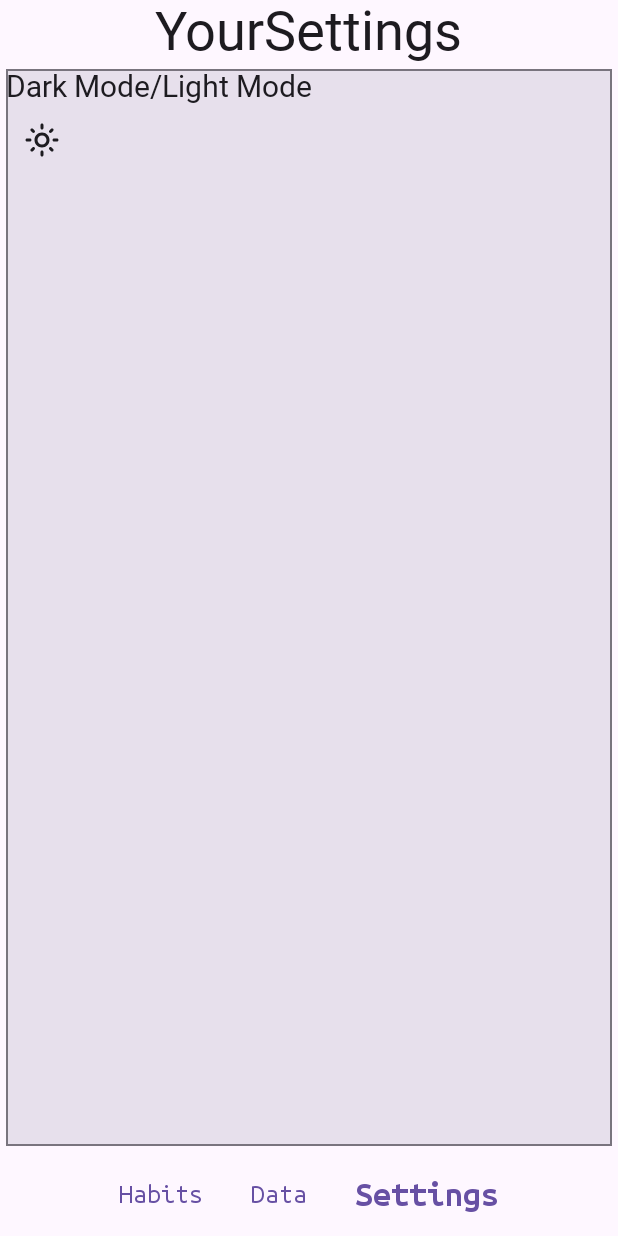
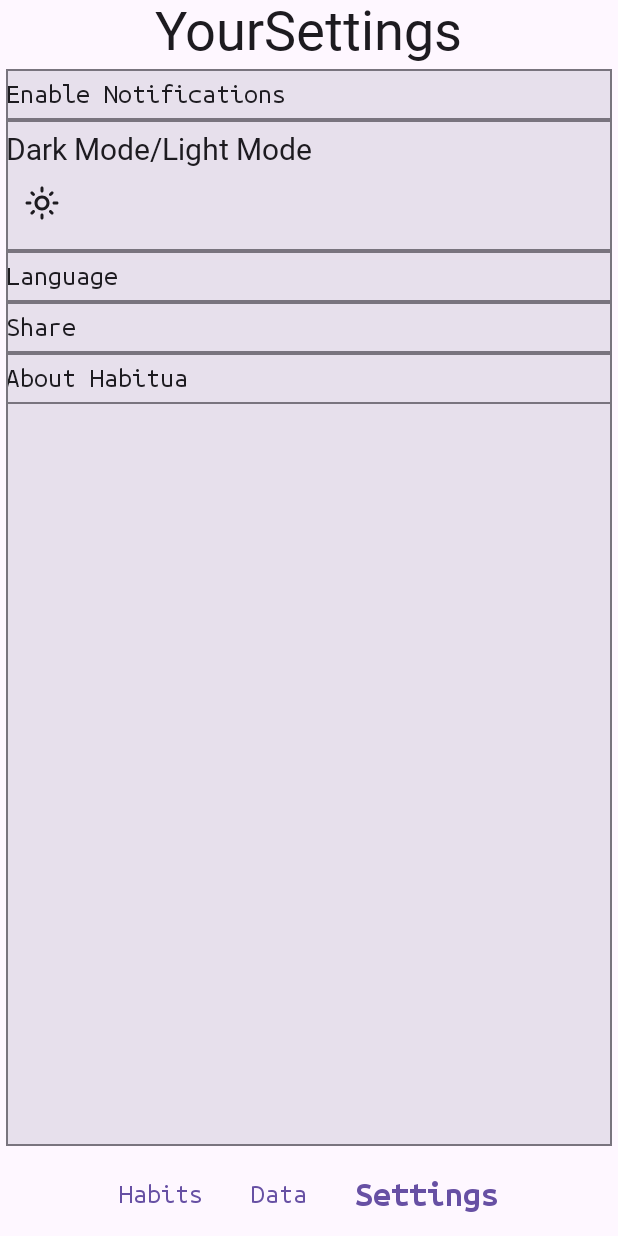
Before and after one commit to Ehsan-Tal/Habitua, an Android app built with Jetpack Compose: the screen it shows after launch (MainActivity), on a phone screen of 412 x 824 dp. Run offline under Robolectric (Android 15) with nearby library versions, the light colour scheme and no system bars; Roboto replaces fonts that are not available here; 1 statement that could not run was skipped.

Commit message:
Merge remote-tracking branch 'origin/main'

```diff
--- a/app/src/main/java/com/example/habitua/data/UserPreferencesRepository.kt
+++ b/app/src/main/java/com/example/habitua/data/UserPreferencesRepository.kt
@@ -27,6 +27,7 @@ class UserPreferencesRepository(
     private companion object{
         val IS_DARK_MODE = booleanPreferencesKey("is_dark_mode")
         val LANGUAGE_KEY = stringPreferencesKey("language")
+        val LAST_REVIEWED_KEY = stringPreferencesKey("reviewed")
 
         const val TAG = "UserPreferencesRepository"
     }
@@ -57,6 +58,36 @@ class UserPreferencesRepository(
         }
     }
 
+    //TODO: Change this to a boolean that checks if today's date matches what's stored in
+    //TODO: Change the view model to init one single current date !
+    /**
+     * SimpleDateFormat("yyyy-MM-dd", Locale.getDefault()).format(Date())
+     * */
+    val lastReviewedFlow: Flow<String> = dataStore.data
+        .catch {
+            if (it is IOException) {
+                Log.e(TAG, "Error reading preferences.", it)
+                emit(emptyPreferences())
+            } else {
+                throw it
+            }
+        }
+        .map { preferences ->
+            preferences[LAST_REVIEWED_KEY] ?: "2023-12-08"
+        }
+
+    suspend fun saveDateReviewed(date: String) {
+        if (date.matches(Regex(
+                "\\d{4}-\\d{2}-\\d{2}"
+            ))) {
+            dataStore.edit {prefs ->
+
+                prefs[LAST_REVIEWED_KEY] = date
+            }
+        }
+    }
+
+
     /**
      * A flow that emits a string value indicating the language preference.
      * @return a Flow of a string value - default is "en"
--- a/app/src/main/java/com/example/habitua/ui/navigation/HabitNavGraph.kt
+++ b/app/src/main/java/com/example/habitua/ui/navigation/HabitNavGraph.kt
@@ -53,7 +53,6 @@ fun HabitNavHost(
         }
 
         // Habit Edit
-        //TODO needs an id based thing !
         composable(
             route = HabitEditDestination.routeWithArgs,
             arguments = listOf(navArgument(HabitEditDestination.HABIT_ID_ARG) {
--- a/app/src/main/java/com/example/habitua/ui/settings/SettingScreen.kt
+++ b/app/src/main/java/com/example/habitua/ui/settings/SettingScreen.kt
@@ -1,5 +1,6 @@
 package com.example.habitua.ui.settings
 
+import android.provider.Contacts.SettingsColumns
 import androidx.compose.foundation.background
 import androidx.compose.foundation.border
 import androidx.compose.foundation.layout.Column
@@ -15,6 +16,7 @@ import androidx.compose.material.icons.outlined.LightMode
 import androidx.compose.material3.Icon
 import androidx.compose.material3.IconToggleButton
 import androidx.compose.material3.MaterialTheme
+import androidx.compose.material3.OutlinedCard
 import androidx.compose.material3.Scaffold
 import androidx.compose.material3.Text
 import androidx.compose.runtime.Composable
@@ -66,8 +68,8 @@ fun SettingScreen (
     ) { innerPadding ->
         Column(
             modifier = Modifier
-                .padding(innerPadding)
-                .fillMaxSize(),
+                .fillMaxSize()
+                .padding(innerPadding),
             horizontalAlignment = Alignment.CenterHorizontally
         ) {
             Row (
@@ -82,12 +84,72 @@ fun SettingScreen (
             Column (
                 modifier = Modifier
                     .weight(8f)
-                    .padding(innerPadding)
+                    .padding(dimensionResource(id = R.dimen.padding_small))
             ){
+                Column (
+                    modifier = Modifier
+                        .fillMaxSize()
+                        .border(1.dp, MaterialTheme.colorScheme.outline, RectangleShape)
+                        .background(MaterialTheme.colorScheme.surfaceVariant)
+                        )
+                {
+                    val rowModifier = Modifier
+                        .fillMaxWidth()
+                        .border(1.dp, MaterialTheme.colorScheme.outline, RectangleShape)
+                        .padding(vertical = dimensionResource(id = R.dimen.padding_medium))
+
+                    Row(
+                        modifier = rowModifier
+                    ) {
+                        Text(
+                            text = "Enable Notifications"
+                        )
+                    }
+
+                    Row(
+                        modifier = rowModifier
+                    ) {
+                        ToggleButton(
+                            titleString = stringResource(id = R.string.preferences_dark_mode_title),
+                            onString = stringResource(id = R.string.preferences_dark_mode_on),
+                            offString = stringResource(id = R.string.preferences_dark_mode_off),
+                            isOn = uiState.isDarkMode,
+                            onToggle = viewModel::selectThemeMode,
+                            onIcon = Icons.Outlined.DarkMode,
+                            offIcon = Icons.Outlined.LightMode,
+                        )
+                    }
+
+                    Row(
+                        modifier = rowModifier
+                    ) {
+                        Text(
+                            text = "Language"
+                        )
+                    }
+
+                    Row(
+                        modifier = rowModifier
+                    ) {
+                        Text(
+                            text = "Share"
+                        )
+                    }
+
+                    Row(
+                        modifier = rowModifier
+                    ) {
+                        Text(
+                            text = "About Habitua"
+                        )
+                    }
+                    /*
                     SettingColumn(
                         uiState = uiState,
                         viewModel = viewModel,
                     )
+
+    * */
                     /*
 
                     // I'm keeping this here, the onClick must exist elsewhere
@@ -98,6 +160,8 @@ fun SettingScreen (
                     ){
 
                     }*/
+
+                }
             }
             HabitNavBar(
                 navController = navController,
@@ -122,15 +186,7 @@ fun SettingColumn(
     ){
 
         //dark mode to light mode
-        ToggleButton(
-            titleString = stringResource(id = R.string.preferences_dark_mode_title),
-            onString = stringResource(id = R.string.preferences_dark_mode_on),
-            offString = stringResource(id = R.string.preferences_dark_mode_off),
-            isOn = uiState.isDarkMode,
-            onToggle = viewModel::selectThemeMode,
-            onIcon = Icons.Outlined.DarkMode,
-            offIcon = Icons.Outlined.LightMode,
-        )
+
 
         LocaleDropdown()
         // need a locale list
@@ -198,14 +254,6 @@ fun ToggleButton(
 @Composable
 fun PreviewSettings(){
     HabituaTheme {
-        ToggleButton(
-            titleString = stringResource(id = R.string.preferences_dark_mode_title),
-            onString = stringResource(id = R.string.preferences_dark_mode_on),
-            offString = stringResource(id = R.string.preferences_dark_mode_off),
-            isOn = true,
-            onToggle = {},
-            onIcon = Icons.Outlined.DarkMode,
-            offIcon = Icons.Outlined.LightMode,
-        )
+
     }
 }
```
Also changed, not shown: app/src/main/java/com/example/habitua/ui/home/HomeScreen.kt (+0 -13 lines). Lines whose indentation alone changed are shown as unchanged.
